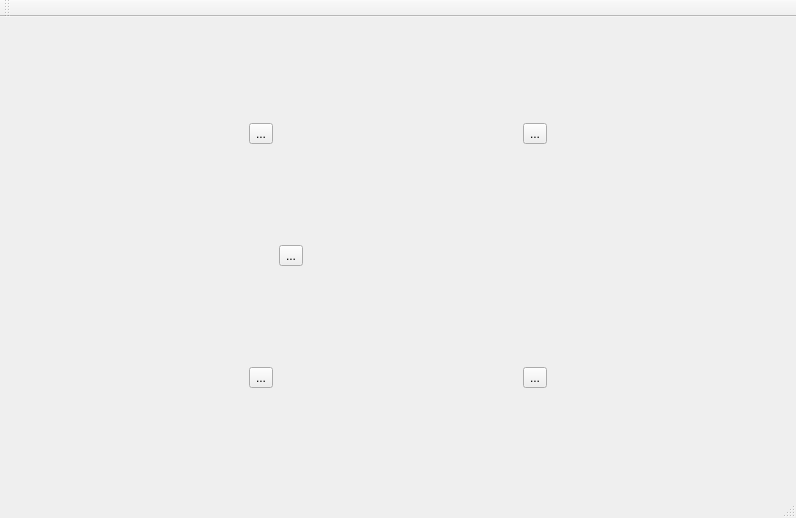
First picture: the form in mainwindow.ui, repository falconofdoom/gui, before the edit.
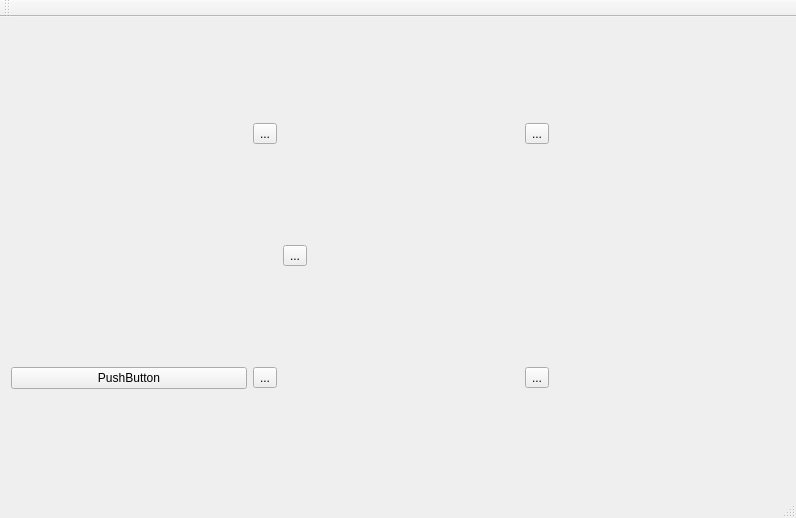
Second picture: the form after the edit.

Patch:
```diff
--- a/mainwindow.ui
+++ b/mainwindow.ui
@@ -94,6 +94,13 @@
         </property>
        </widget>
       </item>
+      <item row="2" column="0">
+       <widget class="QPushButton" name="pushButton">
+        <property name="text">
+         <string>PushButton</string>
+        </property>
+       </widget>
+      </item>
      </layout>
     </item>
    </layout>
```
